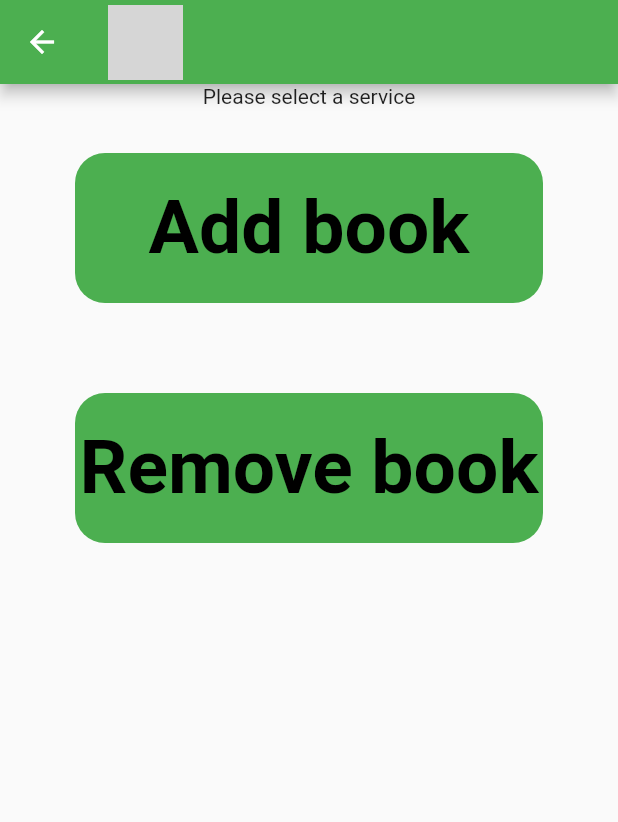
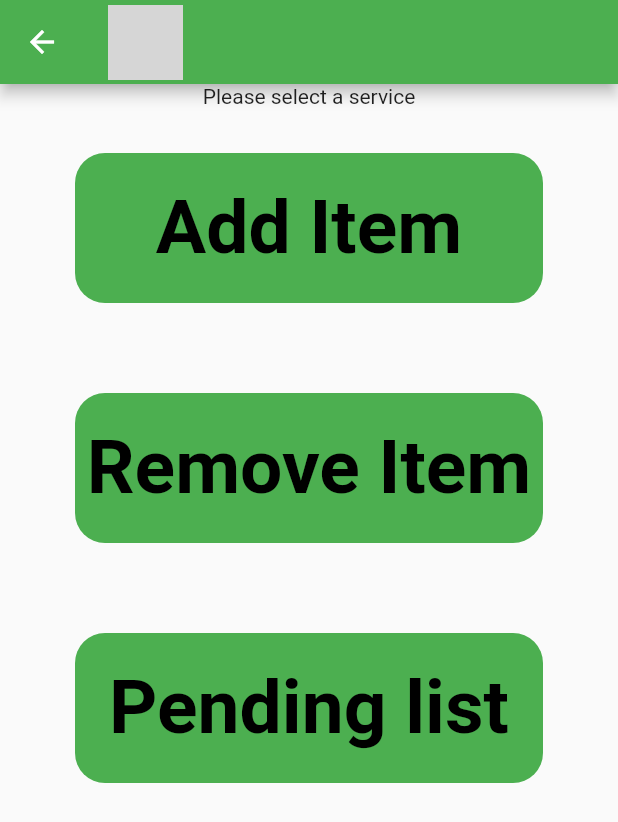
Before and after one commit to mattiamirigaldi/IMS_project_PLCS, a Flutter app: the TmodifyBook screen opened directly, on a phone screen of 412 x 824 dp. Shown: the top 822 px of the screen. Run offline on Flutter 3.47's test engine with Material 2 defaults, Android fonts, the phone set to English and light mode, and no system bars; our stand-ins replace flutter_easyloading, url_strategy; network calls fail; grey boxes are pictures that could not be loaded.

Commit message:
Update Totem: MAC address + Items pending list

```diff
--- a/Ims_Flutter/lib/Totem/Operator/TModifyBook.dart
+++ b/Ims_Flutter/lib/Totem/Operator/TModifyBook.dart
@@ -3,11 +3,9 @@
 import 'package:flutter/material.dart';
 import 'package:ims/Totem/Operator/TAddBook.dart';
 import 'package:ims/Totem/Operator/TRemoveBook.dart';
+import 'package:ims/Totem/Operator/services/TOp_http_services.dart';
 
 class TmodifyBook extends StatelessWidget {
-  //final String name ;
-  // final String email;
-  // final String userName;
   const TmodifyBook({Key? key}) : super(key: key);
 
   @override
@@ -16,7 +14,6 @@ class TmodifyBook extends StatelessWidget {
         appBar: AppBar(
             backgroundColor: Colors.green,
             title:
-
                 //Text("HELLO DEAR BOOK LOVER!"),
                 const Image(
               image: AssetImage('images/logo.png'),
@@ -39,7 +36,7 @@ class TmodifyBook extends StatelessWidget {
                     margin: const EdgeInsets.symmetric(
                         horizontal: 50, vertical: 30),
                     child: const Center(
-                        child: Text("Add book",
+                        child: Text("Add Item",
                             style: TextStyle(
                                 fontSize: 50,
                                 fontWeight: FontWeight.bold,
@@ -65,7 +62,30 @@ class TmodifyBook extends StatelessWidget {
                     margin: const EdgeInsets.symmetric(
                         horizontal: 50, vertical: 30),
                     child: const Center(
-                        child: Text("Remove book",
+                        child: Text("Remove Item",
+                            style: TextStyle(
+                                fontSize: 50,
+                                fontWeight: FontWeight.bold,
+                                color: Colors.black))),
+                    height: 100,
+                    width: 1500,
+                    decoration: BoxDecoration(
+                      color: Colors.green,
+                      borderRadius: BorderRadius.circular(20),
+                    ),
+                  ),
+                ),
+              ),
+              InkWell(
+                onTap: () async {
+                  await Httpservices.PendingItems(context);
+                },
+                child: Center(
+                  child: Container(
+                    margin: const EdgeInsets.symmetric(
+                        horizontal: 50, vertical: 30),
+                    child: const Center(
+                        child: Text("Pending list",
                             style: TextStyle(
                                 fontSize: 50,
                                 fontWeight: FontWeight.bold,
--- a/Ims_Flutter/lib/Totem/TLogin.dart
+++ b/Ims_Flutter/lib/Totem/TLogin.dart
@@ -74,8 +74,6 @@ class _TLoginPageState extends State<TLoginPage> {
                   // if(_formKey.currentState != null) {
                   //   if (_formKey.currentState!.validate()){
                   await Httpservices.totemLoginUs(context);
-                  ScaffoldMessenger.of(context).showSnackBar(
-                      const SnackBar(content: Text("Login Success")));
                   //   }
                   //   } else {
 
```
Also changed, not shown: Ims_Flutter/lib/Totem/Operator/TItemsList.dart (added, +98 -0 lines), Ims_Flutter/lib/Totem/Operator/services/TOp_http_services.dart (+27 -0 lines), 2 other files.
